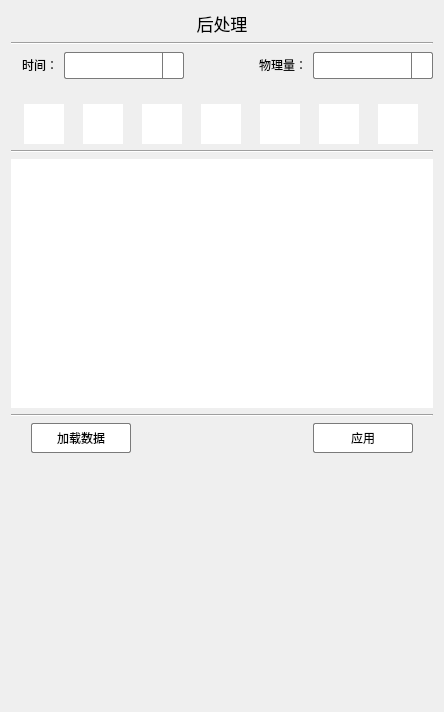
This is src/FormPostprocessing.ui in Aiopr-bits/MAVES as Qt 5 draws it before an edit. The edited form follows.
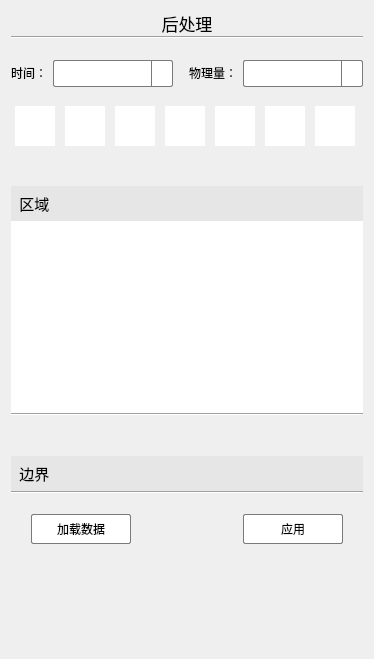
This is the edited form. Icons and pictures are not drawn. Custom widgets are drawn as their Qt base class.

```diff
--- a/src/FormPostprocessing.ui
+++ b/src/FormPostprocessing.ui
@@ -6,8 +6,8 @@
    <rect>
     <x>0</x>
     <y>0</y>
-    <width>444</width>
-    <height>712</height>
+    <width>374</width>
+    <height>659</height>
    </rect>
   </property>
   <property name="windowTitle">
@@ -16,9 +16,12 @@
   <property name="toolTip">
    <string/>
   </property>
-  <layout class="QGridLayout" name="gridLayout">
+  <layout class="QGridLayout" name="gridLayout_2">
    <item row="0" column="0">
-    <layout class="QVBoxLayout" name="verticalLayout">
+    <layout class="QVBoxLayout" name="verticalLayout_2">
+     <property name="spacing">
+      <number>0</number>
+     </property>
      <item>
       <widget class="QLabel" name="label_3">
        <property name="font">
@@ -41,6 +44,22 @@
        </property>
       </widget>
      </item>
+     <item>
+      <spacer name="verticalSpacer_7">
+       <property name="orientation">
+        <enum>Qt::Vertical</enum>
+       </property>
+       <property name="sizeType">
+        <enum>QSizePolicy::Fixed</enum>
+       </property>
+       <property name="sizeHint" stdset="0">
+        <size>
+         <width>17</width>
+         <height>20</height>
+        </size>
+       </property>
+      </spacer>
+     </item>
      <item>
       <layout class="QHBoxLayout" name="horizontalLayout_2" stretch="5,2,5">
        <item>
@@ -623,9 +642,47 @@
       </layout>
      </item>
      <item>
-      <widget class="Line" name="line">
+      <spacer name="verticalSpacer_6">
        <property name="orientation">
-        <enum>Qt::Horizontal</enum>
+        <enum>Qt::Vertical</enum>
+       </property>
+       <property name="sizeType">
+        <enum>QSizePolicy::Fixed</enum>
+       </property>
+       <property name="sizeHint" stdset="0">
+        <size>
+         <width>17</width>
+         <height>40</height>
+        </size>
+       </property>
+      </spacer>
+     </item>
+     <item>
+      <widget class="QLabel" name="label_4">
+       <property name="minimumSize">
+        <size>
+         <width>0</width>
+         <height>35</height>
+        </size>
+       </property>
+       <property name="maximumSize">
+        <size>
+         <width>16777215</width>
+         <height>35</height>
+        </size>
+       </property>
+       <property name="font">
+        <font>
+         <pointsize>11</pointsize>
+        </font>
+       </property>
+       <property name="styleSheet">
+        <string notr="true">QLabel {
+    background-color: rgb(230, 230, 230);
+}</string>
+       </property>
+       <property name="text">
+        <string>  区域</string>
        </property>
       </widget>
      </item>
@@ -699,12 +756,100 @@
       </widget>
      </item>
      <item>
+      <widget class="Line" name="line_4">
+       <property name="orientation">
+        <enum>Qt::Horizontal</enum>
+       </property>
+      </widget>
+     </item>
+     <item>
+      <spacer name="verticalSpacer_3">
+       <property name="orientation">
+        <enum>Qt::Vertical</enum>
+       </property>
+       <property name="sizeType">
+        <enum>QSizePolicy::Fixed</enum>
+       </property>
+       <property name="sizeHint" stdset="0">
+        <size>
+         <width>17</width>
+         <height>40</height>
+        </size>
+       </property>
+      </spacer>
+     </item>
+     <item>
+      <widget class="QWidget" name="widget" native="true">
+       <layout class="QGridLayout" name="gridLayout">
+        <property name="leftMargin">
+         <number>0</number>
+        </property>
+        <property name="topMargin">
+         <number>0</number>
+        </property>
+        <property name="rightMargin">
+         <number>0</number>
+        </property>
+        <property name="bottomMargin">
+         <number>0</number>
+        </property>
+        <item row="0" column="0">
+         <layout class="QVBoxLayout" name="verticalLayout">
+          <property name="spacing">
+           <number>0</number>
+          </property>
+          <item>
+           <widget class="QLabel" name="label_5">
+            <property name="minimumSize">
+             <size>
+              <width>0</width>
+              <height>35</height>
+             </size>
+            </property>
+            <property name="maximumSize">
+             <size>
+              <width>16777215</width>
+              <height>35</height>
+             </size>
+            </property>
+            <property name="font">
+             <font>
+              <pointsize>11</pointsize>
+             </font>
+            </property>
+            <property name="styleSheet">
+             <string notr="true">QLabel {
+    background-color: rgb(230, 230, 230);
+}</string>
+            </property>
+            <property name="text">
+             <string>  边界</string>
+            </property>
+           </widget>
+          </item>
+          <item>
       <widget class="Line" name="line_2">
        <property name="orientation">
         <enum>Qt::Horizontal</enum>
        </property>
       </widget>
      </item>
+          <item>
+           <spacer name="verticalSpacer_5">
+            <property name="orientation">
+             <enum>Qt::Vertical</enum>
+            </property>
+            <property name="sizeType">
+             <enum>QSizePolicy::Fixed</enum>
+            </property>
+            <property name="sizeHint" stdset="0">
+             <size>
+              <width>20</width>
+              <height>20</height>
+             </size>
+            </property>
+           </spacer>
+          </item>
      <item>
       <layout class="QHBoxLayout" name="horizontalLayout_4">
        <item>
@@ -833,6 +978,24 @@
         <size>
          <width>20</width>
          <height>40</height>
+             </size>
+            </property>
+           </spacer>
+          </item>
+         </layout>
+        </item>
+       </layout>
+      </widget>
+     </item>
+     <item>
+      <spacer name="verticalSpacer_4">
+       <property name="orientation">
+        <enum>Qt::Vertical</enum>
+       </property>
+       <property name="sizeHint" stdset="0">
+        <size>
+         <width>17</width>
+         <height>37</height>
         </size>
        </property>
       </spacer>
```
Lines whose indentation alone changed are shown as unchanged.
